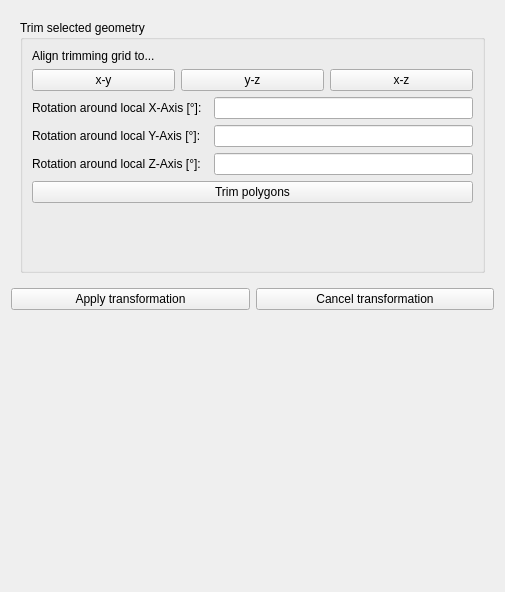
Qt form SIM-VICUS/src/SVPropEditGeometry.ui (Brockaaa/SIM-VICUS) before a commit.
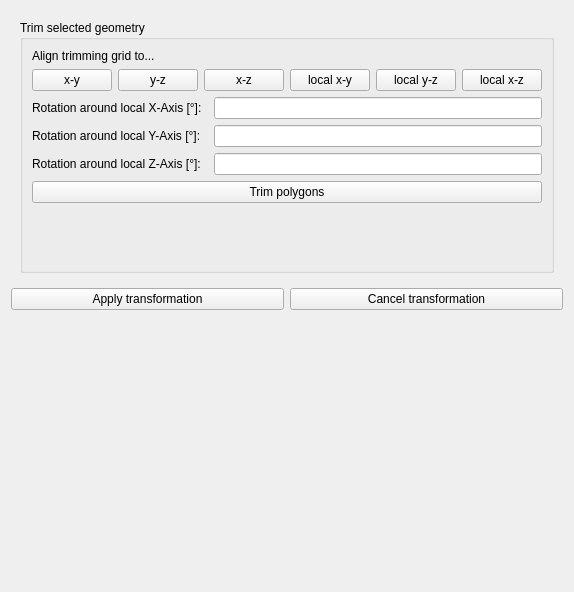
The same form after that commit. Custom widgets are drawn as their Qt base class.

Commit message: added local coordinate trim-grid alignment options

What changed in the file:
```diff
--- a/SIM-VICUS/src/SVPropEditGeometry.ui
+++ b/SIM-VICUS/src/SVPropEditGeometry.ui
@@ -712,6 +712,27 @@
                   </property>
                  </widget>
                 </item>
+                <item>
+                 <widget class="QPushButton" name="pushButtonTrimGridLocalXY">
+                  <property name="text">
+                   <string>local x-y</string>
+                  </property>
+                 </widget>
+                </item>
+                <item>
+                 <widget class="QPushButton" name="pushButtonTrimGridLocalYZ">
+                  <property name="text">
+                   <string>local y-z</string>
+                  </property>
+                 </widget>
+                </item>
+                <item>
+                 <widget class="QPushButton" name="pushButtonTrimGridLocalXZ">
+                  <property name="text">
+                   <string>local x-z</string>
+                  </property>
+                 </widget>
+                </item>
                </layout>
               </item>
              </layout>
```
The commit also changes 2 other files.
